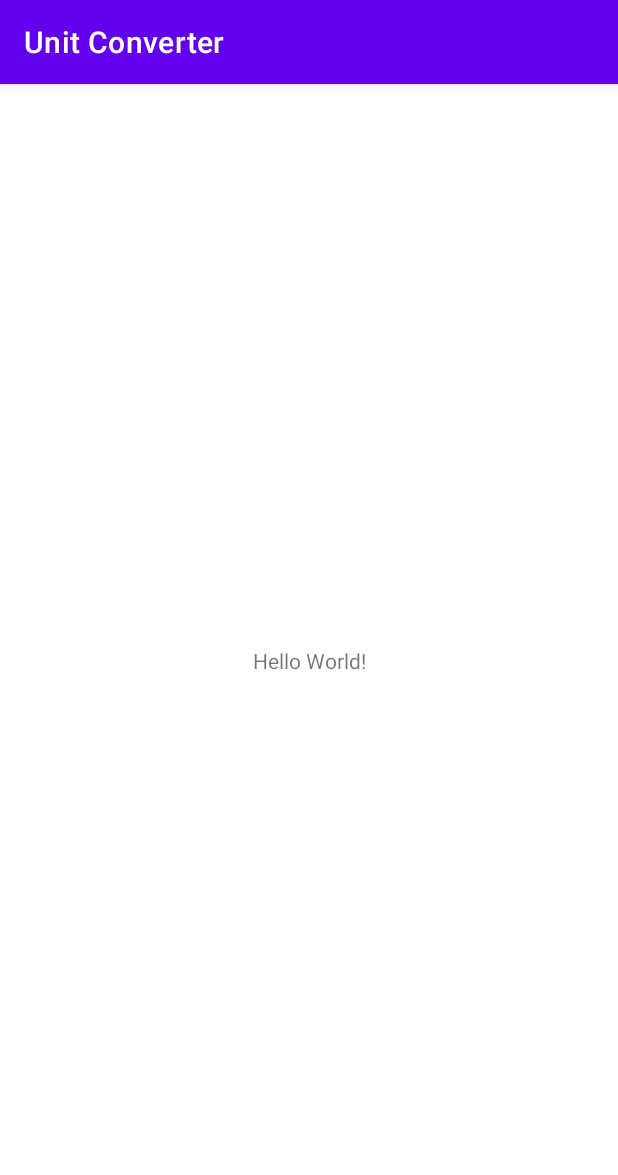
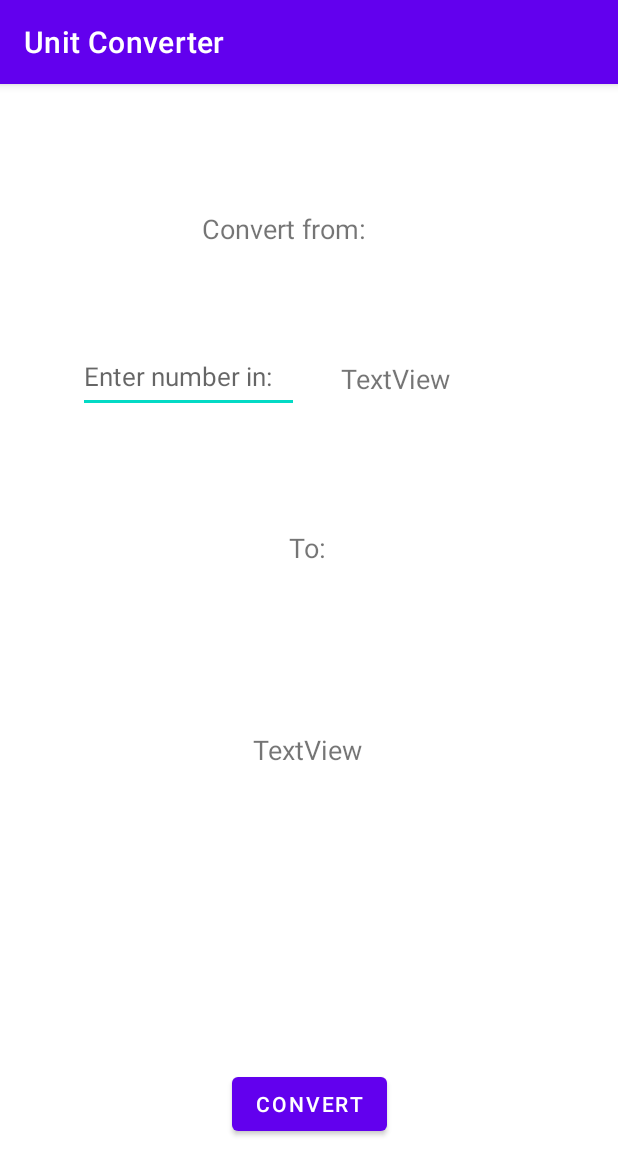
Before and after one commit to m9039/Random_Unit_Converter_App, an Android app: the screen it shows after launch (MainActivity), on a phone screen of 412 x 824 dp. Shown: the top 1175 px of the screen. Run offline under Robolectric (Android 15) with nearby library versions, the phone set to English and light mode, and no system bars.

Commit message:
main activity UI

```diff
--- a/app/src/main/res/layout/activity_main.xml
+++ b/app/src/main/res/layout/activity_main.xml
@@ -2,17 +2,88 @@
 <androidx.constraintlayout.widget.ConstraintLayout xmlns:android="http://schemas.android.com/apk/res/android"
     xmlns:app="http://schemas.android.com/apk/res-auto"
     xmlns:tools="http://schemas.android.com/tools"
+    android:id="@+id/ConstraintLayout"
     android:layout_width="match_parent"
     android:layout_height="match_parent"
     tools:context=".MainActivity">
 
     <TextView
+        android:id="@+id/tv_convert_from"
         android:layout_width="wrap_content"
         android:layout_height="wrap_content"
-        android:text="Hello World!"
-        app:layout_constraintBottom_toBottomOf="parent"
+        android:layout_marginTop="84dp"
+        android:text="@string/tv_convert_from"
+        android:textSize="18sp"
+        app:layout_constraintEnd_toEndOf="@+id/tv_unit1"
+        app:layout_constraintHorizontal_bias="0.598"
         app:layout_constraintLeft_toLeftOf="parent"
-        app:layout_constraintRight_toRightOf="parent"
+        app:layout_constraintStart_toStartOf="@+id/et_user_input"
         app:layout_constraintTop_toTopOf="parent" />
 
+    <Button
+        android:id="@+id/btn_convert"
+        android:layout_width="wrap_content"
+        android:layout_height="wrap_content"
+        android:layout_marginBottom="64dp"
+        android:text="@string/btn_convert"
+        android:layout_centerInParent="true"
+        app:layout_constraintBottom_toBottomOf="parent"
+        app:layout_constraintEnd_toEndOf="parent"
+        app:layout_constraintHorizontal_bias="0.5"
+        app:layout_constraintStart_toStartOf="parent" />
+
+    <TextView
+        android:id="@+id/tv_to"
+        android:layout_width="wrap_content"
+        android:layout_height="wrap_content"
+        android:layout_marginTop="188dp"
+        android:text="@string/tv_to"
+        android:textSize="18sp"
+        app:layout_constraintEnd_toEndOf="parent"
+        app:layout_constraintHorizontal_bias="0.498"
+        app:layout_constraintStart_toStartOf="parent"
+        app:layout_constraintTop_toBottomOf="@+id/tv_convert_from" />
+
+    <EditText
+        android:id="@+id/et_user_input"
+        android:layout_width="147dp"
+        android:layout_height="48dp"
+        android:layout_marginStart="52dp"
+        android:layout_marginTop="60dp"
+        android:autofillHints="3"
+        android:ems="10"
+        android:inputType="number"
+        android:hint="@string/enter_number"
+        android:textSize="17sp"
+        app:layout_constraintBottom_toBottomOf="@+id/btn_convert"
+        app:layout_constraintStart_toStartOf="parent"
+        app:layout_constraintTop_toBottomOf="@+id/tv_convert_from"
+        app:layout_constraintVertical_bias="0.006" />
+
+    <TextView
+        android:id="@+id/tv_unit1"
+        android:layout_width="wrap_content"
+        android:layout_height="wrap_content"
+        android:text="TextView"
+        android:textSize="18sp"
+        app:layout_constraintBottom_toBottomOf="@+id/et_user_input"
+        app:layout_constraintEnd_toEndOf="parent"
+        app:layout_constraintHorizontal_bias="0.2"
+        app:layout_constraintStart_toEndOf="@+id/et_user_input"
+        app:layout_constraintTop_toTopOf="@+id/et_user_input"
+        app:layout_constraintVertical_bias="0.545" />
+
+    <TextView
+        android:id="@+id/tv_unit2"
+        android:layout_width="wrap_content"
+        android:layout_height="wrap_content"
+        android:text="TextView"
+        android:textSize="18sp"
+        app:layout_constraintBottom_toTopOf="@+id/btn_convert"
+        app:layout_constraintEnd_toEndOf="parent"
+        app:layout_constraintHorizontal_bias="0.498"
+        app:layout_constraintStart_toStartOf="parent"
+        app:layout_constraintTop_toBottomOf="@+id/tv_to"
+        app:layout_constraintVertical_bias="0.355" />
+
 </androidx.constraintlayout.widget.ConstraintLayout>
--- a/app/src/main/res/values/strings.xml
+++ b/app/src/main/res/values/strings.xml
@@ -1,3 +1,7 @@
 <resources>
     <string name="app_name">Unit Converter</string>
+    <string name="tv_convert_from">Convert from:</string>
+    <string name="btn_convert">CONVERT</string>
+    <string name="tv_to">To:</string>
+    <string name="enter_number">Enter number in:</string>
 </resources>
```
